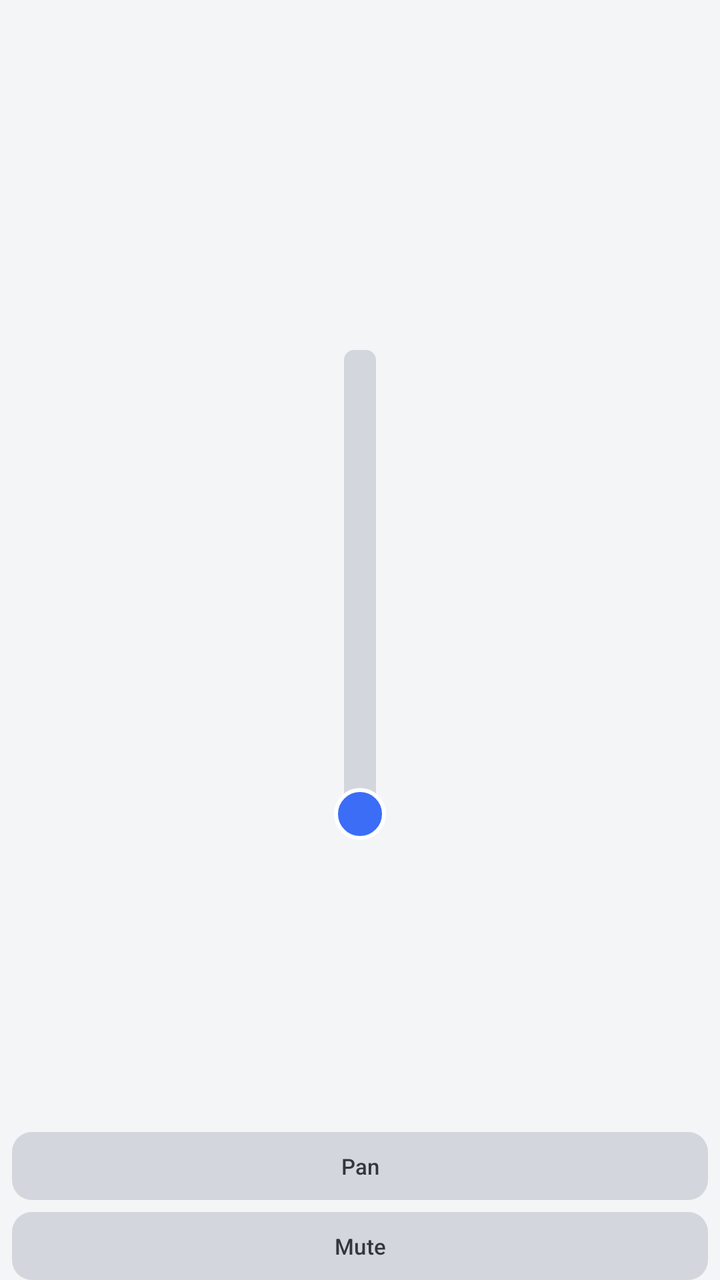
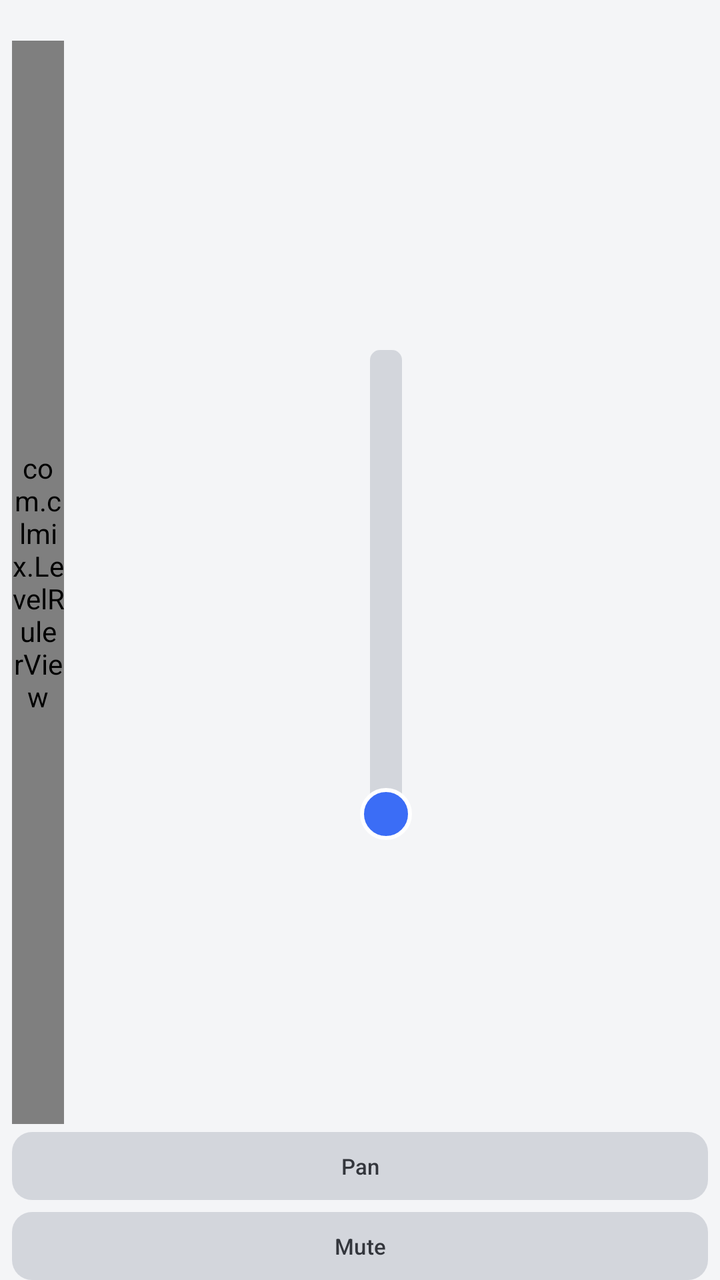

An Android layout rendered at two revisions. The XML below is the earlier revision; the diff shows what the commit changed to produce the second picture.
<!-- AndroidManifest.xml: application theme Theme.CLMix -->
<!-- res/layout/item_channel.xml -->
<?xml version="1.0" encoding="utf-8"?>
<LinearLayout xmlns:android="http://schemas.android.com/apk/res/android"
    xmlns:app="http://schemas.android.com/apk/res-auto"
    android:layout_width="92dp"
    android:layout_height="match_parent"
    android:orientation="vertical"
    android:gravity="center_horizontal"
    android:paddingStart="6dp"
    android:paddingEnd="6dp">

    <TextView
        android:id="@+id/channel_name"
        android:layout_width="match_parent"
        android:layout_height="wrap_content"
        android:layout_marginBottom="4dp"
        android:gravity="center"
        android:maxLines="2"
        android:textSize="12sp"
        android:textStyle="bold"
        android:textColor="?attr/colorOnSurface" />

    <FrameLayout
        android:layout_width="match_parent"
        android:layout_height="0dp"
        android:layout_weight="1">

        <SeekBar
            android:id="@+id/level_seek_bar"
            android:layout_width="260dp"
            android:layout_height="44dp"
            android:layout_gravity="center"
            android:rotation="270"
            android:max="1000"
            android:thumb="@drawable/seekbar_thumb"
            android:progressDrawable="@drawable/seekbar_track"
            android:splitTrack="false"
            android:paddingStart="14dp"
            android:paddingEnd="14dp" />

    </FrameLayout>

    <com.google.android.material.button.MaterialButton
        android:id="@+id/pan_button"
        style="@style/Widget.Material3.Button.TonalButton"
        android:layout_width="match_parent"
        android:layout_height="34dp"
        android:layout_marginTop="4dp"
        android:text="Pan"
        android:textSize="11sp"
        android:insetTop="0dp"
        android:insetBottom="0dp"
        app:cornerRadius="10dp"
        app:backgroundTint="@color/mute_inactive"
        android:textColor="@color/on_mute_inactive" />

    <com.google.android.material.button.MaterialButton
        android:id="@+id/mute_button"
        style="@style/Widget.Material3.Button.TonalButton"
        android:layout_width="match_parent"
        android:layout_height="34dp"
        android:layout_marginTop="6dp"
        android:text="Mute"
        android:textSize="11sp"
        android:insetTop="0dp"
        android:insetBottom="0dp"
        app:cornerRadius="10dp"
        app:backgroundTint="@color/mute_inactive"
        android:textColor="@color/on_mute_inactive" />

</LinearLayout>
<!-- resources referenced by this layout -->
<resources>
  <color name="mute_inactive">#D3D6DC</color>
  <color name="on_mute_inactive">#33363C</color>
  <!-- drawable seekbar_thumb (drawable) -->
  <?xml version="1.0" encoding="utf-8"?>
  <shape xmlns:android="http://schemas.android.com/apk/res/android"
      android:shape="oval">
      <solid android:color="@color/primary" />
      <size
          android:width="26dp"
          android:height="26dp" />
      <stroke
          android:width="2dp"
          android:color="@color/on_primary" />
  </shape>
  <!-- drawable seekbar_track (drawable) -->
  <?xml version="1.0" encoding="utf-8"?>
  <layer-list xmlns:android="http://schemas.android.com/apk/res/android">
      <item android:id="@android:id/background">
          <shape android:shape="rectangle">
              <corners android:radius="5dp" />
              <solid android:color="@color/track_background" />
              <size android:height="10dp" />
          </shape>
      </item>
      <item android:id="@android:id/progress">
          <clip>
              <shape android:shape="rectangle">
                  <corners android:radius="5dp" />
                  <solid android:color="@color/primary" />
                  <size android:height="10dp" />
              </shape>
          </clip>
      </item>
  </layer-list>
  <style name="Theme.CLMix" parent="Theme.Material3.DayNight.NoActionBar">
          <item name="colorPrimary">@color/primary</item>
          <item name="colorOnPrimary">@color/on_primary</item>
          <item name="colorSecondary">@color/secondary</item>
          <item name="colorOnSecondary">@color/on_secondary</item>
          <item name="android:colorBackground">@color/background</item>
          <item name="colorSurface">@color/surface</item>
          <item name="colorOnSurface">@color/on_surface</item>
          <item name="colorSurfaceVariant">@color/surface_variant</item>
          <item name="colorOnSurfaceVariant">@color/on_surface_variant</item>
          <item name="colorError">@color/mute_active</item>
      </style>
  <color name="primary">#3B6DF6</color>
  <color name="on_primary">#FFFFFF</color>
  <color name="track_background">#D3D6DC</color>
  <color name="secondary">#1FAA6B</color>
  <color name="on_secondary">#FFFFFF</color>
  <color name="background">#F4F5F7</color>
  <color name="surface">#FFFFFF</color>
  <color name="on_surface">#1B1D22</color>
  <color name="surface_variant">#E7E9EE</color>
  <color name="on_surface_variant">#54585F</color>
  <color name="mute_active">#E5473F</color>
</resources>

<!-- the commit's change to res/layout/item_channel.xml (unified diff, before → after) -->
@@ -1,7 +1,7 @@
 <?xml version="1.0" encoding="utf-8"?>
 <LinearLayout xmlns:android="http://schemas.android.com/apk/res/android"
     xmlns:app="http://schemas.android.com/apk/res-auto"
-    android:layout_width="92dp"
+    android:layout_width="118dp"
     android:layout_height="match_parent"
     android:orientation="vertical"
     android:gravity="center_horizontal"
@@ -19,25 +19,40 @@
         android:textStyle="bold"
         android:textColor="?attr/colorOnSurface" />
 
-    <FrameLayout
+    <LinearLayout
+        android:id="@+id/fader_row"
         android:layout_width="match_parent"
         android:layout_height="0dp"
-        android:layout_weight="1">
+        android:layout_weight="1"
+        android:orientation="horizontal">
 
-        <SeekBar
-            android:id="@+id/level_seek_bar"
-            android:layout_width="260dp"
-            android:layout_height="44dp"
-            android:layout_gravity="center"
-            android:rotation="270"
-            android:max="1000"
-            android:thumb="@drawable/seekbar_thumb"
-            android:progressDrawable="@drawable/seekbar_track"
-            android:splitTrack="false"
-            android:paddingStart="14dp"
-            android:paddingEnd="14dp" />
+        <com.clmix.LevelRulerView
+            android:id="@+id/level_ruler"
+            android:layout_width="26dp"
+            android:layout_height="match_parent" />
 
-    </FrameLayout>
+        <FrameLayout
+            android:layout_width="0dp"
+            android:layout_height="match_parent"
+            android:layout_weight="1">
+
+            
+            <SeekBar
+                android:id="@+id/level_seek_bar"
+                android:layout_width="260dp"
+                android:layout_height="44dp"
+                android:layout_gravity="center"
+                android:rotation="270"
+                android:max="1000"
+                android:thumb="@drawable/seekbar_thumb"
+                android:progressDrawable="@drawable/seekbar_track"
+                android:splitTrack="false"
+                android:paddingStart="14dp"
+                android:paddingEnd="14dp" />
+
+        </FrameLayout>
+
+    </LinearLayout>
 
     <com.google.android.material.button.MaterialButton
         android:id="@+id/pan_button"
